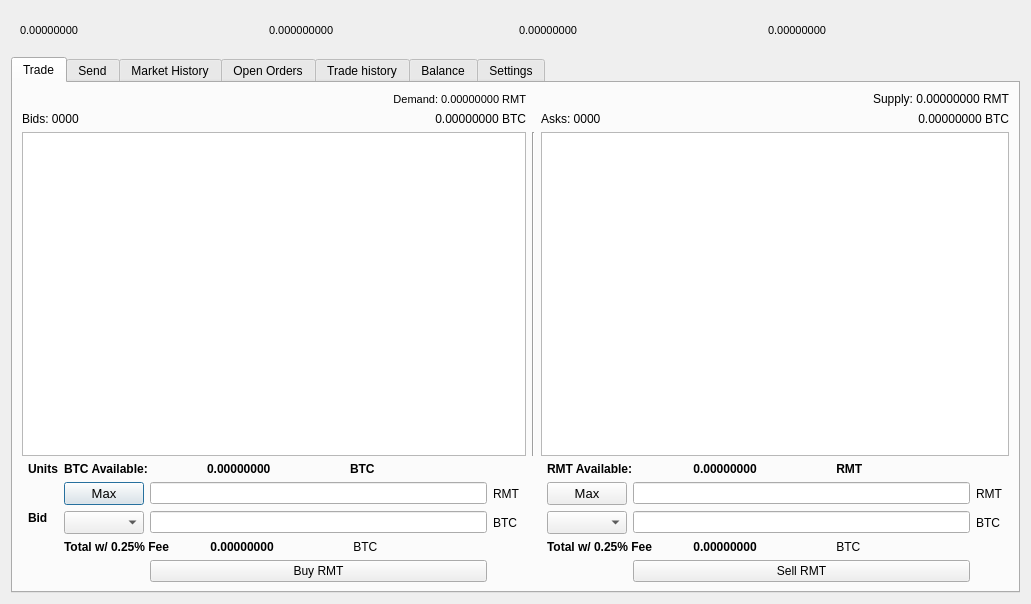
Above: src/qt/forms/tradingdialog.ui from rampantco/Rampant before the change. Below: the same form after it.
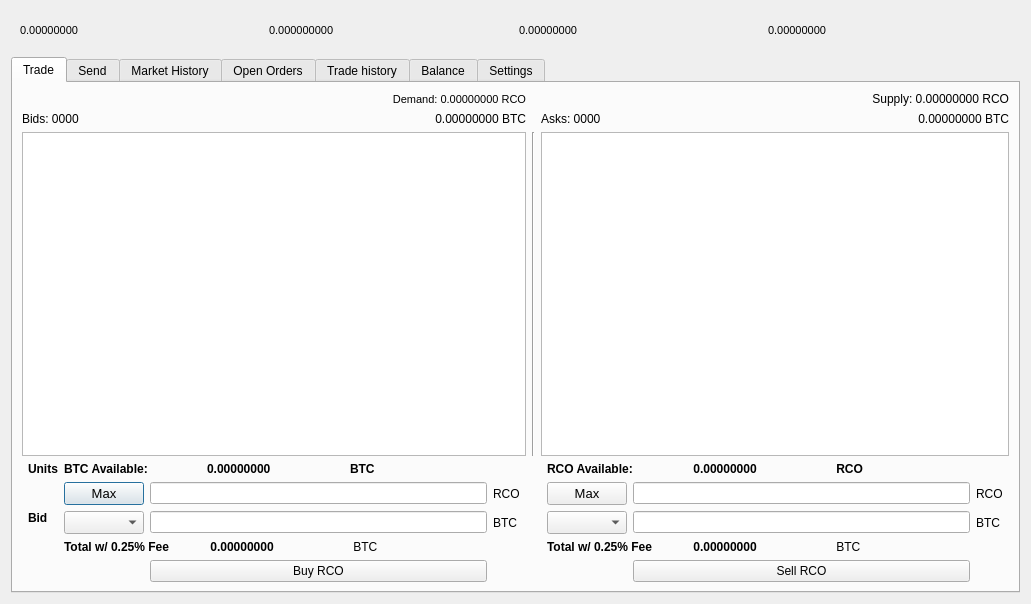
That is the form after the change. The open tabs and pages were chosen to show the change. Icons and pictures are not drawn.

```diff
--- a/src/qt/forms/tradingdialog.ui
+++ b/src/qt/forms/tradingdialog.ui
@@ -704,7 +704,7 @@
             </font>
            </property>
            <property name="text">
-            <string>RMT Available:</string>
+            <string>RCO Available:</string>
            </property>
           </widget>
          </item>
@@ -1148,7 +1148,7 @@
             </font>
            </property>
            <property name="text">
-            <string> RMT</string>
+            <string> RCO</string>
            </property>
           </widget>
          </item>
@@ -1186,7 +1186,7 @@
        <item row="4" column="4">
         <widget class="QLabel" name="label_4">
          <property name="text">
-          <string>RMT</string>
+          <string>RCO</string>
          </property>
         </widget>
        </item>
@@ -1222,7 +1222,7 @@
        <item row="4" column="10">
         <widget class="QLabel" name="label_22">
          <property name="text">
-          <string>RMT</string>
+          <string>RCO</string>
          </property>
         </widget>
        </item>
@@ -2239,14 +2239,14 @@
        <item row="7" column="3">
         <widget class="QPushButton" name="BuyRMT">
          <property name="text">
-          <string>Buy RMT</string>
+          <string>Buy RCO</string>
          </property>
         </widget>
        </item>
        <item row="7" column="9">
         <widget class="QPushButton" name="SellRMTBTN">
          <property name="text">
-          <string>Sell RMT</string>
+          <string>Sell RCO</string>
          </property>
         </widget>
        </item>
@@ -2320,7 +2320,7 @@
           </font>
          </property>
          <property name="text">
-          <string>Demand: 0.00000000 RMT</string>
+          <string>Demand: 0.00000000 RCO</string>
          </property>
          <property name="alignment">
           <set>Qt::AlignRight|Qt::AlignTrailing|Qt::AlignVCenter</set>
@@ -2330,7 +2330,7 @@
        <item row="0" column="9" colspan="3">
         <widget class="QLabel" name="RMTSupply">
          <property name="text">
-          <string>Supply: 0.00000000 RMT</string>
+          <string>Supply: 0.00000000 RCO</string>
          </property>
          <property name="alignment">
           <set>Qt::AlignRight|Qt::AlignTrailing|Qt::AlignVCenter</set>
```
Left out of the diff: 48 changed lines with no effect on the pictures.
